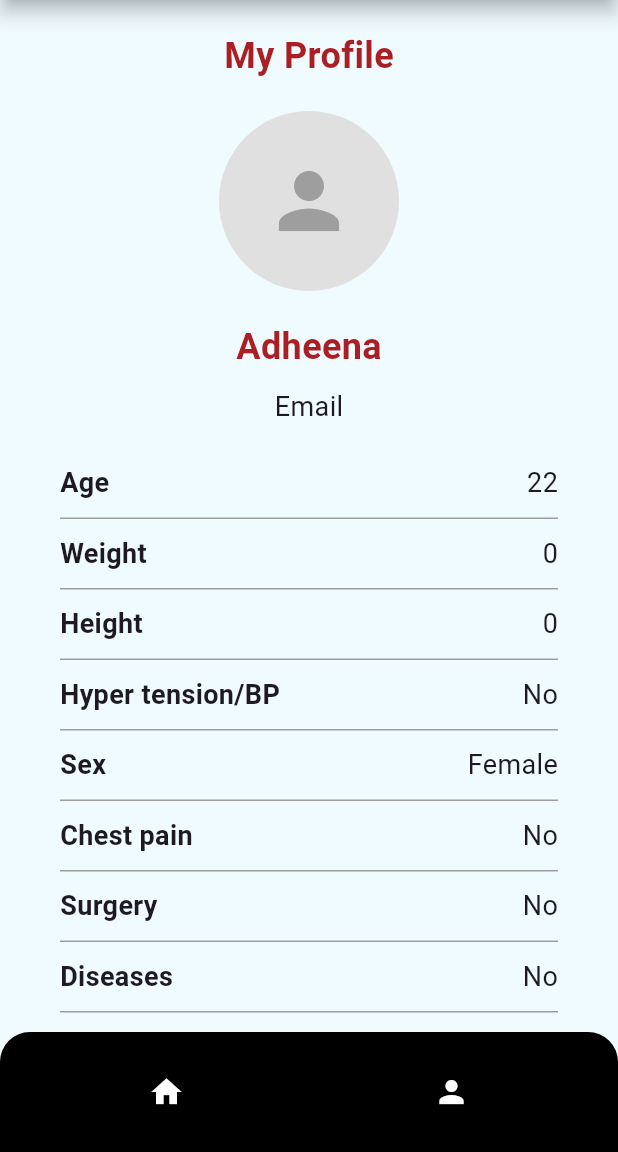
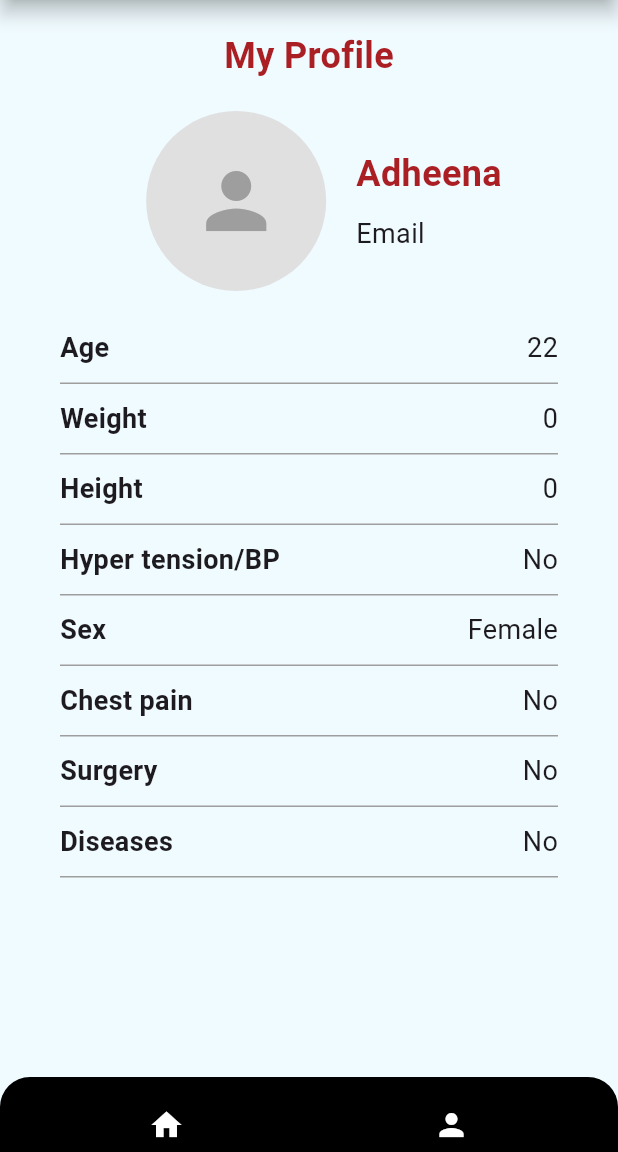
Before and after one commit to Naveencheriyangat/flutter_application_1, a Flutter app: the MyHomePage screen opened directly, after a tap on "Adheena", on a phone screen of 412 x 824 dp, the part 84-1236 px from its top. Run offline on Flutter 3.47's test engine with Material 3 defaults, Android fonts, the phone set to English and light mode, and no system bars.

Commit message:
feld changed

```diff
--- a/lib/list.dart
+++ b/lib/list.dart
@@ -1,7 +1,6 @@
 import 'package:flutter/material.dart';
 import 'profile.dart';
 import 'Home.dart';
-
 
 void main() {
   runApp(PatientListPage());
@@ -36,8 +35,12 @@ class MyHomePage extends StatelessWidget {
         elevation: 5,
         shadowColor: Colors.black,
       ),
-      body: PatientList(),
-      bottomNavigationBar: ClipRRect(
+      body: SingleChildScrollView(
+        child: PatientList(),
+      ),
+      bottomNavigationBar: SizedBox(
+        height: 50,
+        child: ClipRRect(
           borderRadius: BorderRadius.only(
             topLeft: Radius.circular(20.0),
             topRight: Radius.circular(20.0),
@@ -50,19 +53,24 @@ class MyHomePage extends StatelessWidget {
               children: <Widget>[
                 IconButton(
                   icon: Icon(Icons.home, color: Colors.white),
-                onPressed: () { Navigator.push(
+                  onPressed: () {
+                    Navigator.push(
                       context,
                       MaterialPageRoute(builder: (context) => CardioVistaApp()),
-                        );},
+                    );
+                  },
                 ),
                 IconButton(
                   icon: Icon(Icons.person, color: Colors.white),
-                onPressed: () { Navigator.push(
+                  onPressed: () {
+                    Navigator.push(
                       context,
                       MaterialPageRoute(builder: (context) => ProfilePage()),
-                        );},
+                    );
+                  },
                 ),
               ],
+            ),
           ),
         ),
       ),
@@ -87,11 +95,11 @@ class PatientList extends StatelessWidget {
       ),
       child: Center(
         child: Column(
-          crossAxisAlignment: CrossAxisAlignment.start, // Align text to the left
+          crossAxisAlignment: CrossAxisAlignment.start,
           mainAxisAlignment: MainAxisAlignment.spaceEvenly,
           children: [
             Padding(
-              padding: EdgeInsets.only(left: 20, top: 20), // Adjust left padding
+              padding: EdgeInsets.only(left: 20, top: 20),
               child: Text(
                 'Patient List',
                 style: TextStyle(
@@ -120,6 +128,7 @@ Widget buildPatientButton(String name, String date, BuildContext context) {
       },
       child: Container(
         margin: EdgeInsets.symmetric(horizontal: 20, vertical: 10),
+        height: 150,
         padding: EdgeInsets.all(10),
         decoration: BoxDecoration(
           borderRadius: BorderRadius.circular(20),
@@ -180,10 +189,6 @@ Widget buildPatientButton(String name, String date, BuildContext context) {
   }
 }
 
-
-
-
-
 class AnotherPage extends StatelessWidget {
   final String name;
   final String date;
@@ -204,7 +209,8 @@ class AnotherPage extends StatelessWidget {
         elevation: 5,
         shadowColor: Colors.black,
       ),
-      body: Padding(
+      body: SingleChildScrollView(
+        child: Padding(
           padding: EdgeInsets.symmetric(horizontal: 20, vertical: 20),
           child: Column(
             crossAxisAlignment: CrossAxisAlignment.center,
@@ -218,35 +224,41 @@ class AnotherPage extends StatelessWidget {
                 ),
               ),
               SizedBox(height: 20),
+              Row(
+                mainAxisAlignment: MainAxisAlignment.center,
+                children: [
+                  SizedBox(width: 20),
                   CircleAvatar(
                     radius: 60,
-              backgroundColor: Colors.grey[300], // Placeholder background color
+                    backgroundColor: Colors.grey[300],
                     child: Icon(
                       Icons.person,
                       size: 60,
-                color: Colors.grey, // Placeholder icon color
+                      color: Colors.grey,
                     ),
                   ),
-            SizedBox(height: 20),
-            Row(
-              mainAxisAlignment: MainAxisAlignment.center,
+                  SizedBox(width: 20),
+                  Column(
+                    crossAxisAlignment: CrossAxisAlignment.start,
                     children: [
                       Text(
                         name,
                         style: TextStyle(
                           fontSize: 24,
                           fontWeight: FontWeight.bold,
-                    color:  Color(0xFFAA1F24),
+                          color: Color(0xFFAA1F24),
+                        ),
+                      ),
+                      SizedBox(height: 10),
+                      Text(
+                        'Email',
+                        style: TextStyle(
+                          fontSize: 18,
                         ),
                       ),
                     ],
                   ),
-            SizedBox(height: 10),
-            Text(
-              'Email', // Placeholder for email, you need to replace this with the actual email
-              style: TextStyle(
-                fontSize: 18,
-              ),
+                ],
               ),
               SizedBox(height: 20),
               ProfileInfoField(label: 'Age', value: '22'),
@@ -257,10 +269,14 @@ class AnotherPage extends StatelessWidget {
               ProfileInfoField(label: 'Chest pain', value: 'No'),
               ProfileInfoField(label: 'Surgery', value: 'No'),
               ProfileInfoField(label: 'Diseases', value: 'No'),
+              SizedBox(height: 100),
             ],
           ),
         ),
-      bottomNavigationBar: ClipRRect(
+      ),
+      bottomNavigationBar: SizedBox(
+        height: 50,
+        child: ClipRRect(
           borderRadius: BorderRadius.only(
             topLeft: Radius.circular(20.0),
             topRight: Radius.circular(20.0),
@@ -290,6 +306,7 @@ class AnotherPage extends StatelessWidget {
                   },
                 ),
               ],
+            ),
           ),
         ),
       ),
```
Lines whose indentation alone changed are shown as unchanged.
